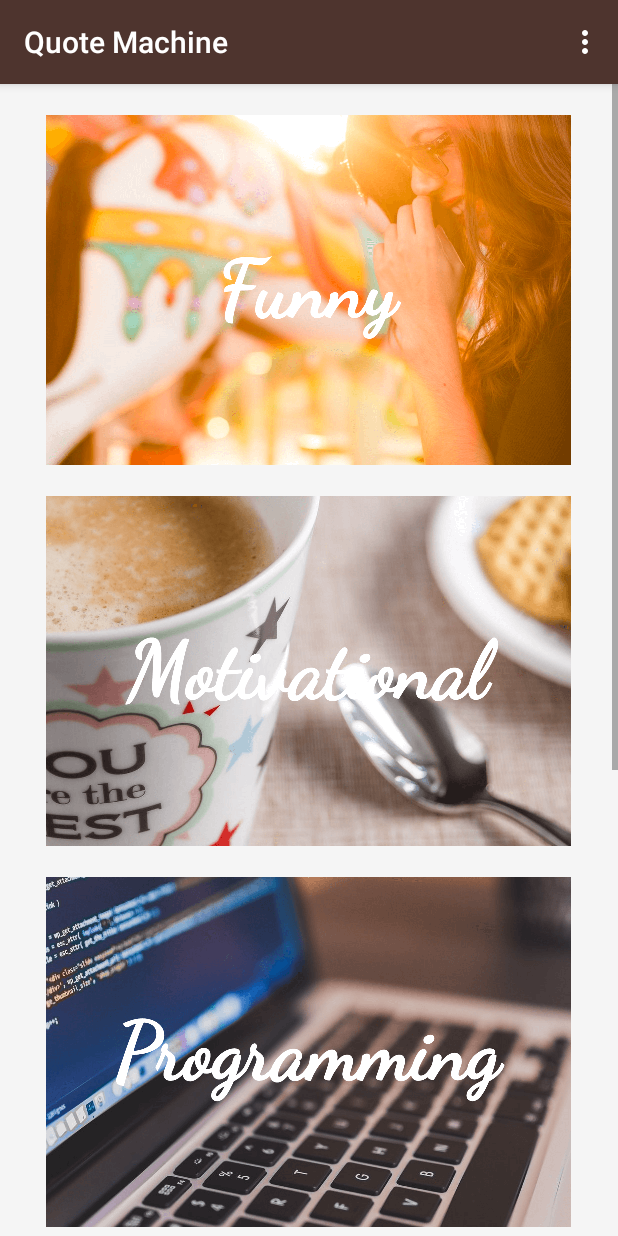
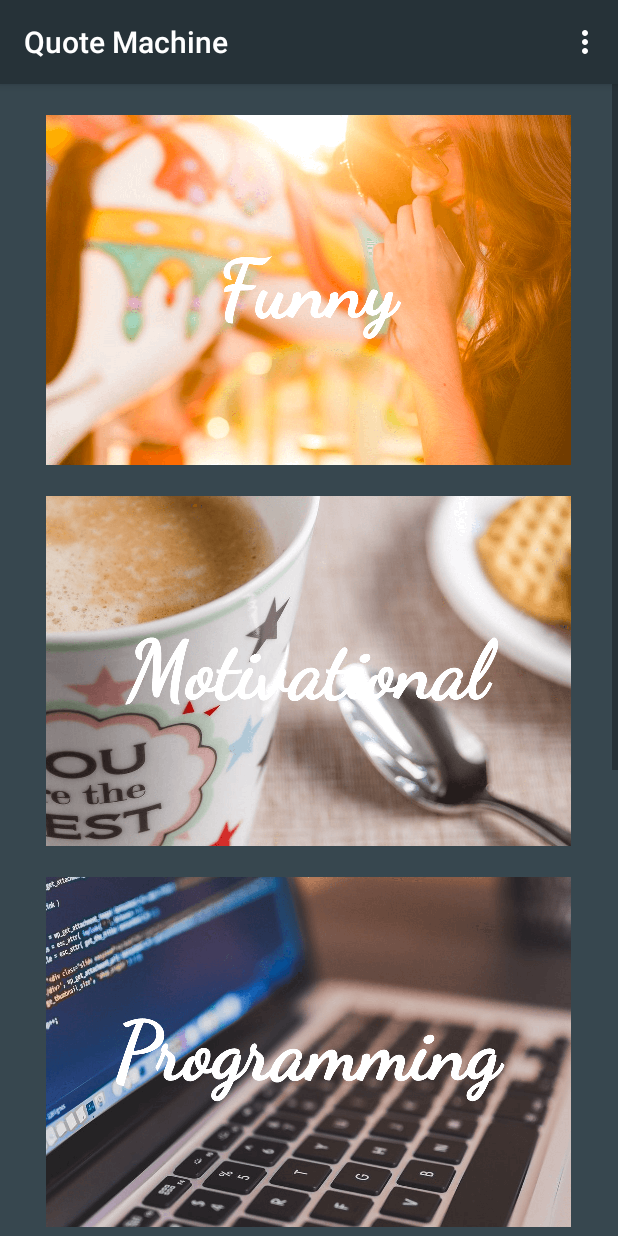
Before and after one commit to AbhayKV04/android-quote-machine, an Android app: the MainActivity screen opened directly, with no data from a screen before it, on a phone screen of 412 x 824 dp. Run offline under Robolectric (Android 15) with nearby library versions, the phone set to English and light mode, and no system bars.

Commit message:
Add dark theme (default)

```diff
--- a/app/src/main/java/abhaykv04/quotemachine/HttpHandler.java
+++ b/app/src/main/java/abhaykv04/quotemachine/HttpHandler.java
@@ -11,7 +11,6 @@ import java.net.HttpURLConnection;
 import java.net.MalformedURLException;
 import java.net.ProtocolException;
 import java.net.URL;
-
 
 public class HttpHandler {
     private static final String TAG = HttpHandler.class.getSimpleName();
--- a/app/src/main/java/abhaykv04/quotemachine/MainActivity.java
+++ b/app/src/main/java/abhaykv04/quotemachine/MainActivity.java
@@ -1,6 +1,7 @@
 package abhaykv04.quotemachine;
 
 import android.content.Intent;
+import android.support.v4.content.ContextCompat;
 import android.support.v7.app.AppCompatActivity;
 import android.os.Bundle;
 import android.view.Menu;
@@ -10,12 +11,14 @@ import android.widget.ImageButton;
 
 public class MainActivity extends AppCompatActivity {
 
-    private ImageButton progButton, motiButton, randButton, funnyButton, startButton;
+    private int themeId = 0;
 
     @Override
     protected void onCreate(Bundle savedInstanceState) {
         super.onCreate(savedInstanceState);
         setContentView(R.layout.activity_main);
+
+        getWindow().getDecorView().setBackgroundColor(ContextCompat.getColor(MainActivity.this, R.color.mainDark));
 
         /**
          * Intent ID Guide
@@ -26,56 +29,58 @@ public class MainActivity extends AppCompatActivity {
          * 5 - Start-Up
          */
 
-        progButton = (ImageButton) findViewById(R.id.progButton);
+        final Intent intent = new Intent(getApplicationContext(), QuoteActivity.class);
+
+        ImageButton progButton = (ImageButton) findViewById(R.id.progButton);
         progButton.setOnClickListener(new View.OnClickListener() {
             @Override
             public void onClick(View view) {
-                Intent intent = new Intent(getApplicationContext(), QuoteActivity.class);
                 intent.putExtra("id", 1);
+                intent.putExtra("themeId", themeId);
                 intent.putExtra("url", "http://quotes.stormconsultancy.co.uk/random.json");
                 startActivity(intent);
             }
         });
 
-        motiButton = (ImageButton) findViewById(R.id.motiButton);
+        ImageButton motiButton = (ImageButton) findViewById(R.id.motiButton);
         motiButton.setOnClickListener(new View.OnClickListener() {
             @Override
             public void onClick(View view) {
-                Intent intent = new Intent(getApplicationContext(), QuoteActivity.class);
                 intent.putExtra("id", 2);
+                intent.putExtra("themeId", themeId);
                 intent.putExtra("url", "https://apimk.com/motivationalquotes?get_quote=yes");
                 startActivity(intent);
             }
         });
 
-        randButton = (ImageButton) findViewById(R.id.randButton);
+        ImageButton randButton = (ImageButton) findViewById(R.id.randButton);
         randButton.setOnClickListener(new View.OnClickListener() {
             @Override
             public void onClick(View view) {
-                Intent intent = new Intent(getApplicationContext(), QuoteActivity.class);
                 intent.putExtra("id", 3);
+                intent.putExtra("themeId", themeId);
                 intent.putExtra("url", "https://talaikis.com/api/quotes/random");
                 startActivity(intent);
             }
         });
 
-        funnyButton = (ImageButton) findViewById(R.id.funnyButton);
+        ImageButton funnyButton = (ImageButton) findViewById(R.id.funnyButton);
         funnyButton.setOnClickListener(new View.OnClickListener() {
             @Override
             public void onClick(View view) {
-                Intent intent = new Intent(getApplicationContext(), QuoteActivity.class);
                 intent.putExtra("id", 4);
-                intent.putExtra("url", "http://api.icndb.com/jokes/random?firstName=Rajini&lastName=Kanth&limitTo=[nerdy]&escape=javascript");
+                intent.putExtra("themeId", themeId);
+                intent.putExtra("url", "http://api.icndb.com/jokes/random?firstName=Chuck&lastName=Norris&limitTo=[nerdy]&escape=javascript");
                 startActivity(intent);
             }
         });
 
-        startButton = (ImageButton) findViewById(R.id.startButton);
+        ImageButton startButton = (ImageButton) findViewById(R.id.startButton);
         startButton.setOnClickListener(new View.OnClickListener() {
             @Override
             public void onClick(View view) {
-                Intent intent = new Intent(getApplicationContext(), QuoteActivity.class);
                 intent.putExtra("id", 5);
+                intent.putExtra("themeId", themeId);
                 intent.putExtra("url", "https://wisdomapi.herokuapp.com/v1/random");
                 startActivity(intent);
             }
@@ -86,7 +91,7 @@ public class MainActivity extends AppCompatActivity {
     public boolean onCreateOptionsMenu(Menu menu) {
 
         // Inflate the menu; this adds items to the action bar if it is present.
-        getMenuInflater().inflate(R.menu.menu_main, menu);
+        getMenuInflater().inflate(R.menu.main_menu, menu);
         return true;
     }
 
@@ -94,6 +99,16 @@ public class MainActivity extends AppCompatActivity {
     public boolean onOptionsItemSelected(MenuItem menuItem) {
 
         switch (menuItem.getItemId()) {
+
+            case R.id.lightTheme:
+                themeId = 0;
+                getWindow().getDecorView().setBackgroundColor(ContextCompat.getColor(MainActivity.this, R.color.mainLight));
+                return true;
+
+            case R.id.darkTheme:
+                themeId = 1;
+                getWindow().getDecorView().setBackgroundColor(ContextCompat.getColor(MainActivity.this, R.color.mainDark));
+                return true;
 
             case R.id.exit:
                 finish();
--- a/app/src/main/res/drawable/border.xml
+++ b/app/src/main/res/drawable/border.xml
@@ -4,7 +4,7 @@
     <!-- View border color and width -->
     <stroke
         android:width="1dp"
-        android:color="@color/mainPrimary" >
+        android:color="@color/mainLight" >
     </stroke>
 
     <!-- The radius makes the corners rounded -->
--- a/app/src/main/res/layout/activity_main.xml
+++ b/app/src/main/res/layout/activity_main.xml
@@ -4,7 +4,6 @@
     xmlns:tools="http://schemas.android.com/tools"
     android:layout_width="match_parent"
     android:layout_height="match_parent"
-    android:background="@color/mainPrimary"
     tools:context="abhaykv04.quotemachine.MainActivity">
 
     <ScrollView
--- a/app/src/main/res/layout/activity_welcome.xml
+++ b/app/src/main/res/layout/activity_welcome.xml
@@ -39,7 +39,7 @@
         android:padding="10sp"
         android:text="Home"
         android:textSize="20sp"
-        android:textColor="@color/mainPrimary"
+        android:textColor="@color/mainLight"
         android:textAlignment="center"
         android:textStyle="bold"
         android:background="@drawable/border"
--- a/app/src/main/res/menu/menu_main.xml
+++ b/app/src/main/res/menu/main_menu.xml
@@ -1,5 +1,13 @@
 <?xml version="1.0" encoding="utf-8"?>
 <menu xmlns:android="http://schemas.android.com/apk/res/android">
+
+    <item
+        android:id="@+id/lightTheme"
+        android:title="Light Theme"/>
+
+    <item
+        android:id="@+id/darkTheme"
+        android:title="Dark Theme"/>
 
     <item
         android:id="@+id/exit"
--- a/app/src/main/res/values/colors.xml
+++ b/app/src/main/res/values/colors.xml
@@ -2,11 +2,12 @@
 <resources>
 
     <!-- Base colors -->
-    <color name="colorPrimary">#4e342e</color>
-    <color name="colorPrimaryDark">#4e342e</color>
+    <color name="colorPrimary">#263238</color>
+    <color name="colorPrimaryDark">#263238</color>
     <color name="colorAccent">#d7ccc8</color>
 
     <!-- Main Activity color -->
-    <color name="mainPrimary">#f5f5f5</color>
+    <color name="mainDark">#37474f</color>
+    <color name="mainLight">#f5f5f5</color>
 
 </resources>
```
Also changed, not shown: app/src/main/java/abhaykv04/quotemachine/QuoteActivity.java (+23 -14 lines).
